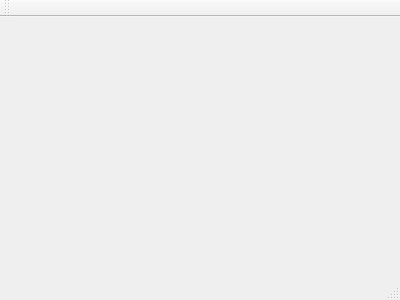
Above: mainwindow.ui from Tenchrio/xinputDisabler before the change. Below: the same form after it.
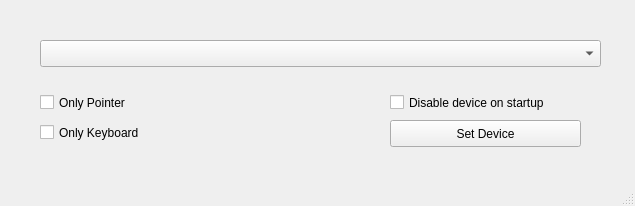
That is the form after the change.

Commit message: Added basic layout

The edit to the form file:
```diff
--- a/mainwindow.ui
+++ b/mainwindow.ui
@@ -1,24 +1,84 @@
 <ui version="4.0">
  <class>MainWindow</class>
- <widget class="QMainWindow" name="MainWindow" >
-  <property name="geometry" >
+ <widget class="QMainWindow" name="MainWindow">
+  <property name="geometry">
    <rect>
     <x>0</x>
     <y>0</y>
-    <width>400</width>
-    <height>300</height>
+    <width>635</width>
+    <height>206</height>
    </rect>
   </property>
   <property name="windowTitle" >
    <string>MainWindow</string>
   </property>
-  <widget class="QMenuBar" name="menuBar" />
-  <widget class="QToolBar" name="mainToolBar" />
-  <widget class="QWidget" name="centralWidget" />
-  <widget class="QStatusBar" name="statusBar" />
+  <widget class="QWidget" name="centralWidget">
+   <widget class="QPushButton" name="my_SaveButton">
+    <property name="geometry">
+     <rect>
+      <x>390</x>
+      <y>120</y>
+      <width>191</width>
+      <height>27</height>
+     </rect>
+    </property>
+    <property name="text">
+     <string>Set Device</string>
+    </property>
+   </widget>
+   <widget class="QCheckBox" name="my_OnlyKeyboardCheck">
+    <property name="geometry">
+     <rect>
+      <x>40</x>
+      <y>120</y>
+      <width>121</width>
+      <height>25</height>
+     </rect>
+    </property>
+    <property name="text">
+     <string>Only Keyboard</string>
+    </property>
+   </widget>
+   <widget class="QCheckBox" name="my_OnlyPointerCheck">
+    <property name="geometry">
+     <rect>
+      <x>40</x>
+      <y>90</y>
+      <width>111</width>
+      <height>25</height>
+     </rect>
+    </property>
+    <property name="text">
+     <string>Only Pointer</string>
+    </property>
+   </widget>
+   <widget class="QCheckBox" name="my_DisableOnStartup">
+    <property name="geometry">
+     <rect>
+      <x>390</x>
+      <y>90</y>
+      <width>201</width>
+      <height>25</height>
+     </rect>
+    </property>
+    <property name="text">
+     <string>Disable device on startup</string>
+    </property>
+   </widget>
+   <widget class="QComboBox" name="my_DeviceListCbox">
+    <property name="geometry">
+     <rect>
+      <x>40</x>
+      <y>40</y>
+      <width>561</width>
+      <height>27</height>
+     </rect>
+    </property>
+   </widget>
+  </widget>
+  <widget class="QStatusBar" name="statusBar"/>
  </widget>
- <layoutDefault spacing="6" margin="11" />
- <pixmapfunction></pixmapfunction>
+ <layoutdefault spacing="6" margin="11"/>
  <resources/>
  <connections/>
 </ui>
```
Left out of the diff: 3 changed lines with no effect on the pictures. The commit also changes 1 other file.
